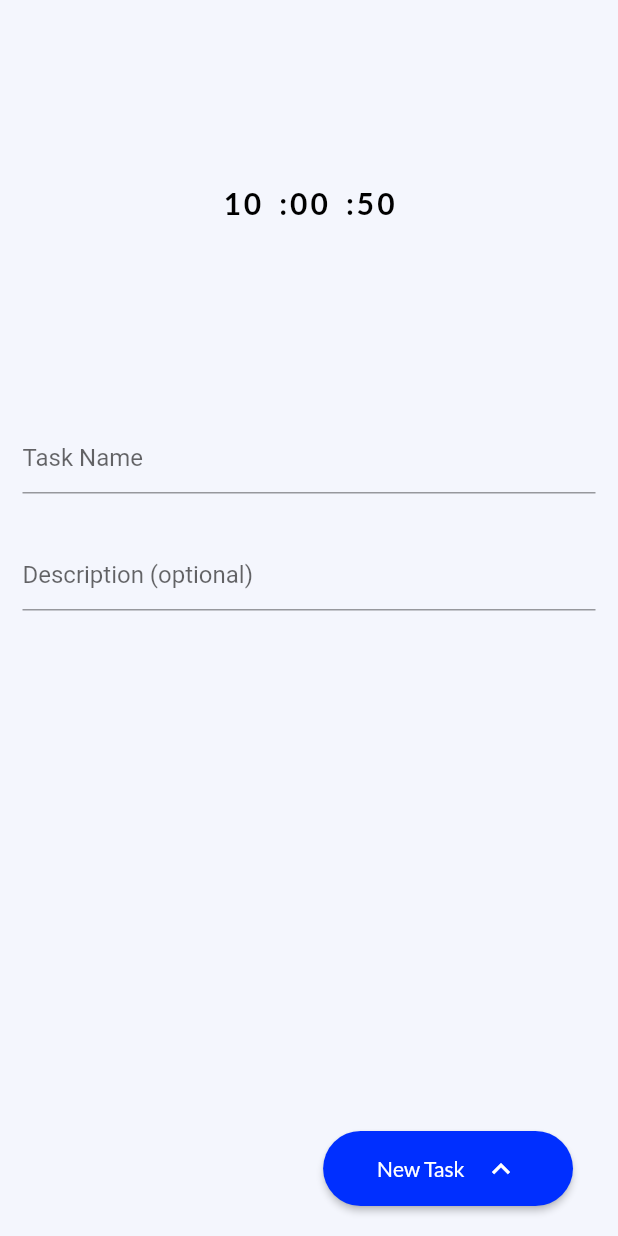
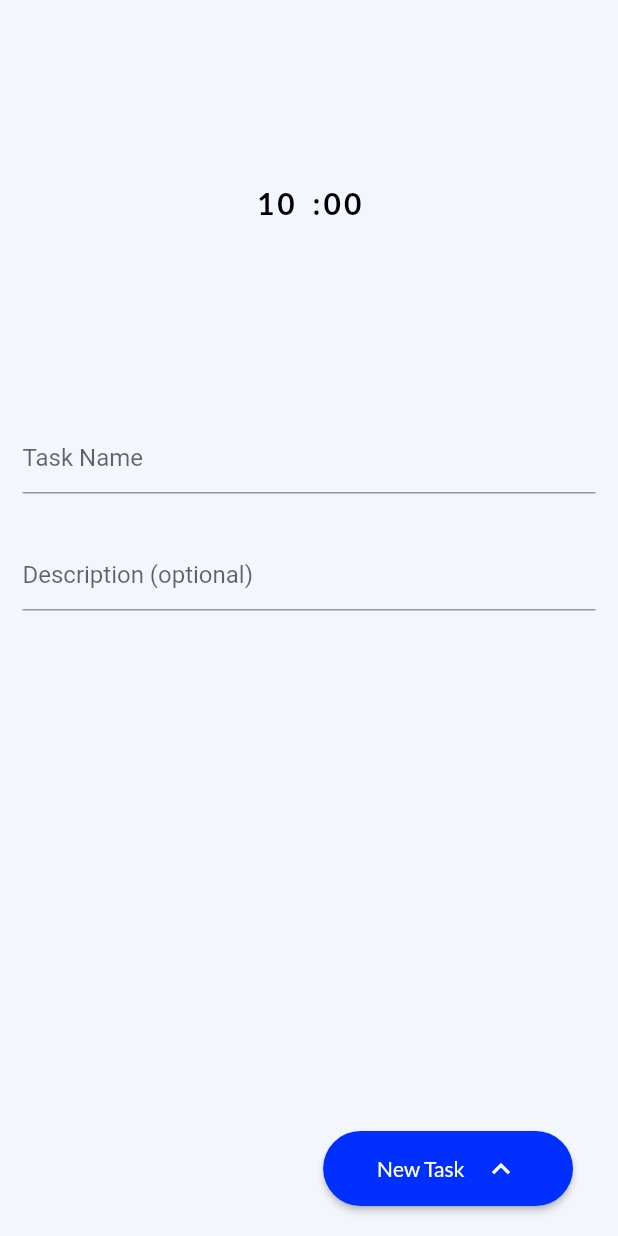
Before and after one commit to sayanths/educational_todu_test, a Flutter app: the screen it shows after launch, after a tap on the "add" icon, on a phone screen of 412 x 824 dp. Run offline on Flutter 3.47's test engine with Material 2 defaults, Android fonts, the phone set to English and light mode, and no system bars; our stand-ins replace get, google_fonts.

Commit message:
next is timer

```diff
--- a/lib/app/add_list/controller/add_list_controller.dart
+++ b/lib/app/add_list/controller/add_list_controller.dart
@@ -1,7 +1,8 @@
 import 'package:flutter/cupertino.dart';
 import 'package:get/get.dart';
 
-class AddToList extends GetxController {
+class AddToListController extends GetxController
+    with GetSingleTickerProviderStateMixin {
   final taskController = TextEditingController();
   final descriptionController = TextEditingController();
 }
--- a/lib/app/add_list/view/adding_to_list.dart
+++ b/lib/app/add_list/view/adding_to_list.dart
@@ -9,7 +9,7 @@ class AddingToList extends StatelessWidget {
 
   @override
   Widget build(BuildContext context) {
-    final data = Get.put(AddToList());
+    final data = Get.put(AddToListController());
     return Scaffold(
       body: SafeArea(
         child: Column(
@@ -19,16 +19,15 @@ class AddingToList extends StatelessWidget {
             ),
             Expanded(
               flex: 1,
-              child: Row(
-                mainAxisAlignment: MainAxisAlignment.center,
-                children: const [
-                  CustomText(title: '10'),
-                  CustomText(title: ':00'),
-                  CustomText(
-                    title: ':50',
-                  ),
-                ],
-              ),
+              child: GetBuilder<AddToListController>(builder: (data) {
+                return Row(
+                  mainAxisAlignment: MainAxisAlignment.center,
+                  children: const [
+                    CustomText(title: "10"),
+                    CustomText(title: ':00'),
+                  ],
+                );
+              }),
             ),
             Expanded(
               flex: 3,
@@ -97,7 +96,7 @@ class CustomTextFormField extends StatelessWidget {
     this.validate,
   }) : super(key: key);
 
-  final AddToList data;
+  final AddToListController data;
 
   @override
   Widget build(BuildContext context) {
--- a/lib/app/home_page/view/home_page.dart
+++ b/lib/app/home_page/view/home_page.dart
@@ -61,15 +61,21 @@ class HomePage extends StatelessWidget {
               ),
               Row(
                 mainAxisAlignment: MainAxisAlignment.spaceEvenly,
-                children: const [
-                  CustomContainer(title: 'Personal'),
-                  CustomContainer(title: 'Business'),
-                  CustomContainer(title: 'Others'),
+                children: [
+                  const CustomContainer(title: 'Personal'),
+                  Image.asset(
+                    "assets/image.png",
+                    height: 150,
+                  ),
+                  const CustomContainer(title: 'Business'),
+                  //   CustomContainer(title: 'Others'),
                 ],
               ),
               const SizedBox(
-                height: 20,
+                height: 30,
               ),
+              Stack(
+                children: [
                   Container(
                     height: size.height,
                     decoration: const BoxDecoration(
@@ -120,6 +126,8 @@ class HomePage extends StatelessWidget {
                   ),
                 ],
               ),
+            ],
+          ),
         ),
       ),
       floatingActionButton: FloatingActionButton(
--- a/pubspec.yaml
+++ b/pubspec.yaml
@@ -69,8 +69,8 @@ flutter:
   uses-material-design: true
 
   # To add assets to your application, add an assets section, like this:
-  # assets:
-  #   - images/a_dot_burr.jpeg
+  assets:
+    - assets/
   #   - images/a_dot_ham.jpeg
 
   # An image asset can refer to one or more resolution-specific "variants", see
```
Also changed, not shown: assets/image.png (added). Lines whose indentation alone changed are shown as unchanged.
